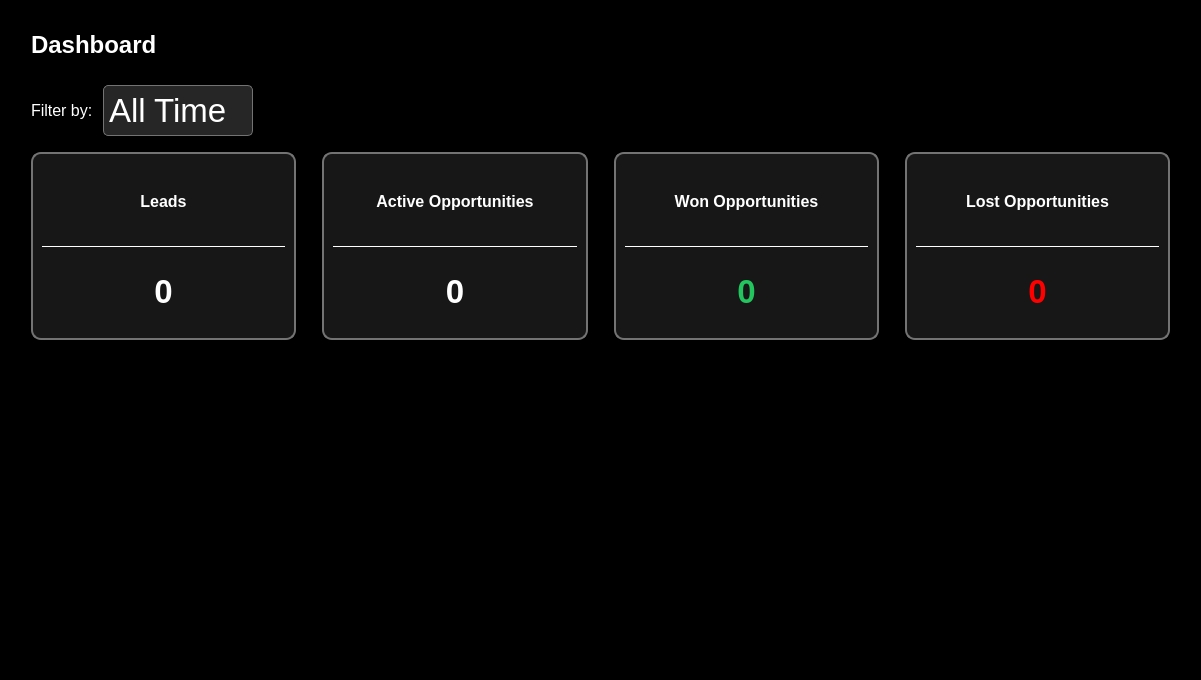
Above: CRM/views/ui/dashboard_landing.ui from ImGaby123/SalesOptimizer-CRM before the change. Below: the same form after it.
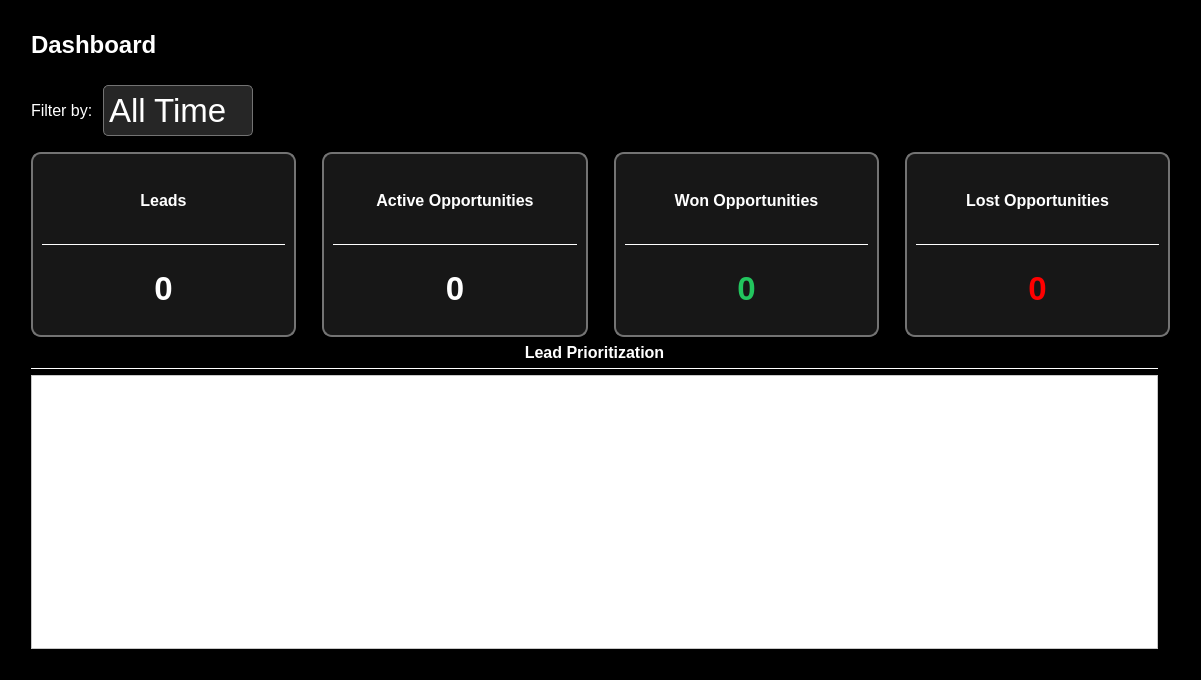
That is the form after the change. Icons and pictures are not drawn.

Commit message: display lead_score, quality, source

What changed in the file:
```diff
--- a/CRM/views/ui/dashboard_landing.ui
+++ b/CRM/views/ui/dashboard_landing.ui
@@ -34,20 +34,20 @@
    <string notr="true">background-color: rgb(0, 0, 0);</string>
   </property>
   <layout class="QGridLayout" name="gridLayout">
-   <item row="3" column="1">
-    <spacer name="horizontalSpacer_2">
+   <item row="1" column="0">
+    <spacer name="verticalSpacer">
      <property name="orientation">
-      <enum>Qt::Orientation::Horizontal</enum>
+      <enum>Qt::Orientation::Vertical</enum>
      </property>
      <property name="sizeHint" stdset="0">
       <size>
-       <width>40</width>
-       <height>20</height>
+       <width>20</width>
+       <height>40</height>
       </size>
      </property>
     </spacer>
    </item>
-   <item row="1" column="1">
+   <item row="1" column="1" colspan="3">
     <layout class="QVBoxLayout" name="verticalLayout_9">
      <item>
       <layout class="QHBoxLayout" name="horizontalLayout_3">
@@ -633,7 +633,7 @@
      </item>
     </layout>
    </item>
-   <item row="1" column="2">
+   <item row="1" column="4">
     <spacer name="verticalSpacer_3">
      <property name="orientation">
       <enum>Qt::Orientation::Vertical</enum>
@@ -646,19 +646,6 @@
      </property>
     </spacer>
    </item>
-   <item row="1" column="0">
-    <spacer name="verticalSpacer">
-     <property name="orientation">
-      <enum>Qt::Orientation::Vertical</enum>
-     </property>
-     <property name="sizeHint" stdset="0">
-      <size>
-       <width>20</width>
-       <height>40</height>
-      </size>
-     </property>
-    </spacer>
-   </item>
    <item row="0" column="1">
     <spacer name="horizontalSpacer">
      <property name="orientation">
@@ -672,19 +659,99 @@
      </property>
     </spacer>
    </item>
-   <item row="2" column="1">
-    <spacer name="verticalSpacer_2">
+   <item row="4" column="1">
+    <spacer name="horizontalSpacer_2">
      <property name="orientation">
-      <enum>Qt::Orientation::Vertical</enum>
+      <enum>Qt::Orientation::Horizontal</enum>
      </property>
      <property name="sizeHint" stdset="0">
       <size>
-       <width>20</width>
-       <height>40</height>
+       <width>40</width>
+       <height>20</height>
       </size>
      </property>
     </spacer>
    </item>
+   <item row="3" column="1">
+    <layout class="QVBoxLayout" name="verticalLayout_10">
+     <item>
+      <widget class="QLabel" name="label_9">
+       <property name="sizePolicy">
+        <sizepolicy hsizetype="Expanding" vsizetype="Preferred">
+         <horstretch>0</horstretch>
+         <verstretch>0</verstretch>
+        </sizepolicy>
+       </property>
+       <property name="font">
+        <font>
+         <pointsize>12</pointsize>
+         <bold>true</bold>
+        </font>
+       </property>
+       <property name="styleSheet">
+        <string notr="true">background-color: transparent;
+color: White;
+border: none;</string>
+       </property>
+       <property name="text">
+        <string>Lead Prioritization</string>
+       </property>
+       <property name="alignment">
+        <set>Qt::AlignmentFlag::AlignCenter</set>
+       </property>
+      </widget>
+     </item>
+     <item>
+      <widget class="Line" name="line_5">
+       <property name="styleSheet">
+        <string notr="true">
+    background-color: white;
+    max-height: 1px;
+    min-height: 1px;
+    border: none;
+</string>
+       </property>
+       <property name="orientation">
+        <enum>Qt::Orientation::Horizontal</enum>
+       </property>
+      </widget>
+     </item>
+     <item>
+      <widget class="QTableWidget" name="lead_tbl">
+       <property name="styleSheet">
+        <string notr="true">QTableWidget {
+    background-color: rgb(255, 255, 255);
+    alternate-background-color: rgb(235, 235, 235);
+    gridline-color: rgb(200, 200, 200);
+    color: black;
+    font: 10pt &quot;Segoe UI&quot;;
+    selection-background-color: rgb(100, 149, 237);  /* Light blue selection */
+    selection-color: white;
+    border: 1px solid rgb(200, 200, 200);
+}
+
+QTableWidget::item {
+    padding: 5px;
+}
+
+QHeaderView::section {
+    background-color: rgb(240, 240, 240);
+    color: black;
+    padding: 6px;
+    border: 1px solid rgb(200, 200, 200);
+    font-weight: bold;
+}
+
+QTableCornerButton::section {
+    background-color: rgb(240, 240, 240);
+    border: 1px solid rgb(200, 200, 200);
+}
+</string>
+       </property>
+      </widget>
+     </item>
+    </layout>
+   </item>
   </layout>
  </widget>
  <resources/>
```
The commit also changes 6 other files.
